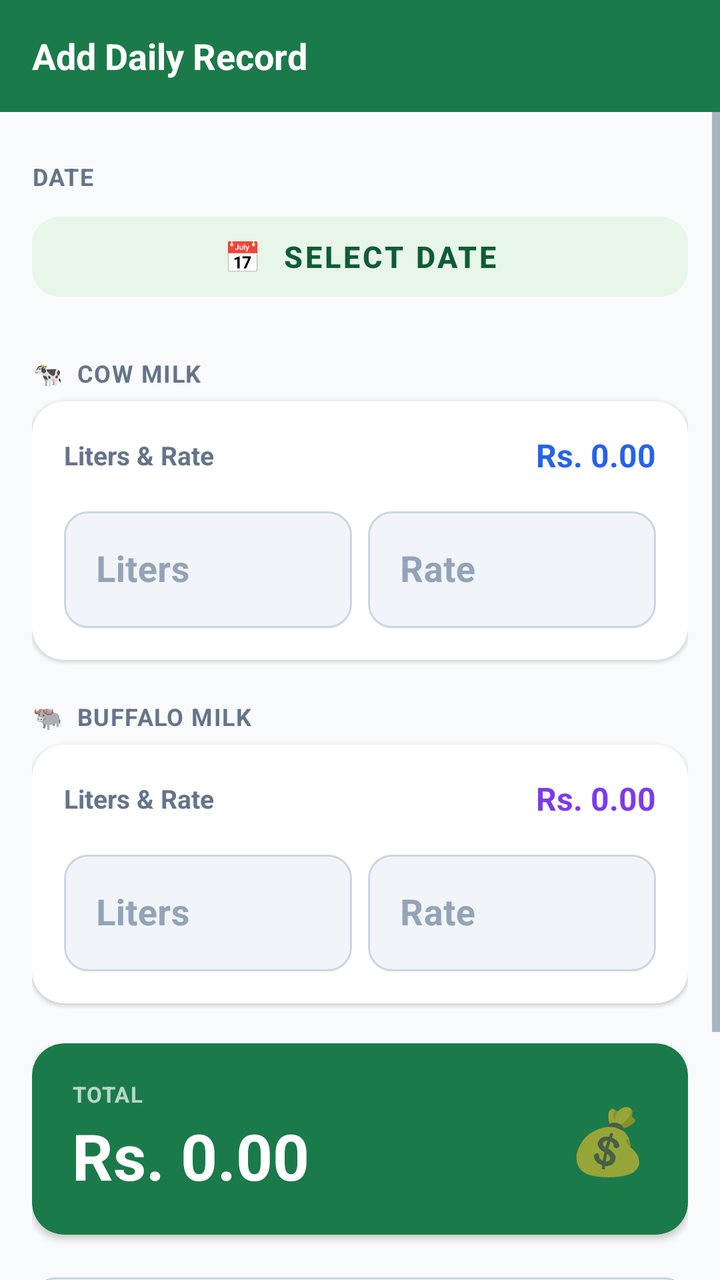
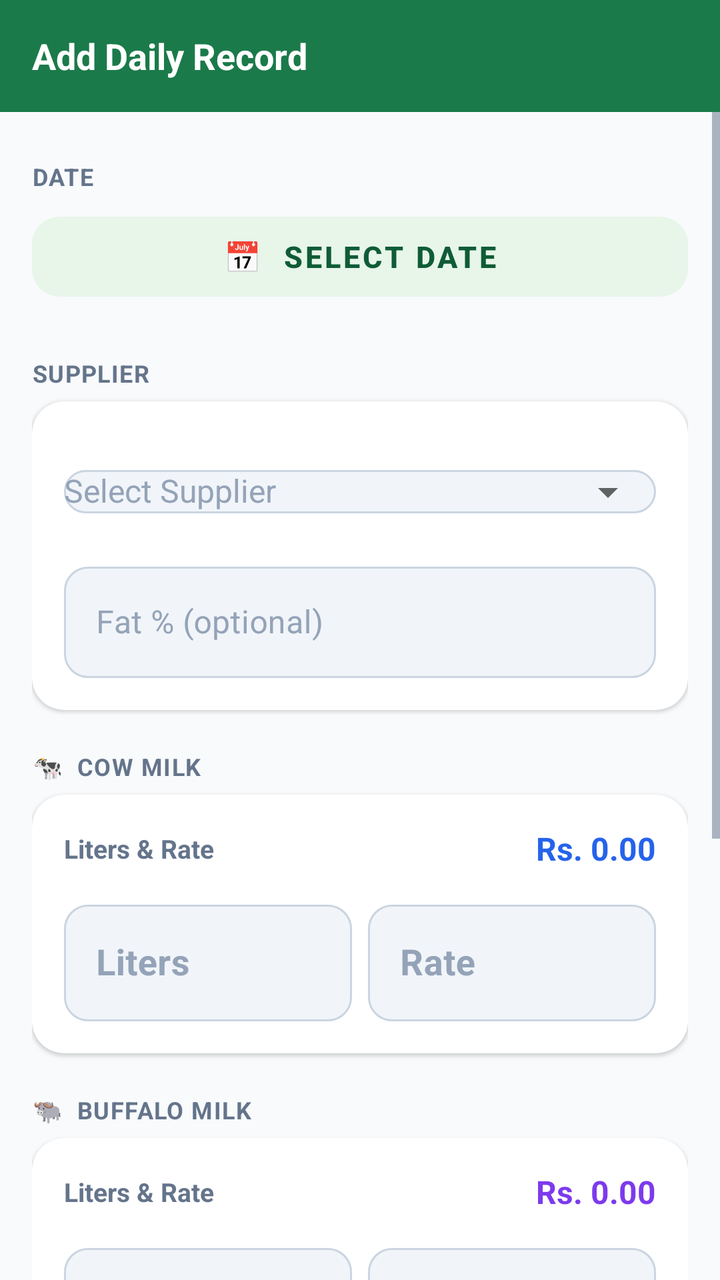

An Android layout rendered at two revisions. The XML below is the earlier revision; the diff shows what the commit changed to produce the second picture.
<!-- AndroidManifest.xml: application theme Theme.MilkDiary -->
<!-- res/layout/activity_add_record.xml -->
<?xml version="1.0" encoding="utf-8"?>
<LinearLayout xmlns:android="http://schemas.android.com/apk/res/android"
    xmlns:app="http://schemas.android.com/apk/res-auto"
    android:layout_width="match_parent"
    android:layout_height="match_parent"
    android:orientation="vertical"
    android:background="@color/background">

    <com.google.android.material.appbar.MaterialToolbar
        android:id="@+id/toolbar"
        style="@style/ToolbarStyle"
        app:title="@string/add_record" />

    <ScrollView
        android:layout_width="match_parent"
        android:layout_height="match_parent"
        android:fillViewport="true">

        <LinearLayout
            android:layout_width="match_parent"
            android:layout_height="wrap_content"
            android:orientation="vertical"
            android:paddingStart="16dp"
            android:paddingEnd="16dp"
            android:paddingTop="20dp"
            android:paddingBottom="32dp">

            
            <TextView
                android:layout_width="match_parent"
                android:layout_height="wrap_content"
                android:text="DATE"
                style="@style/SectionLabel" />

            <Button
                android:id="@+id/btnDate"
                android:layout_width="match_parent"
                android:layout_height="52dp"
                android:layout_marginBottom="20dp"
                android:text="📅  Select Date"
                android:backgroundTint="@color/primary_light"
                android:textColor="@color/primary_dark"
                android:textStyle="bold"
                android:textSize="15sp"
                app:cornerRadius="14dp"
                android:stateListAnimator="@null" />

            
            <TextView
                android:layout_width="match_parent"
                android:layout_height="wrap_content"
                android:text="🐄  COW MILK"
                style="@style/SectionLabel" />

            <androidx.cardview.widget.CardView
                android:layout_width="match_parent"
                android:layout_height="wrap_content"
                android:layout_marginBottom="16dp"
                app:cardCornerRadius="16dp"
                app:cardElevation="1dp"
                app:cardBackgroundColor="@color/card_bg">
                <LinearLayout
                    android:layout_width="match_parent"
                    android:layout_height="wrap_content"
                    android:orientation="vertical"
                    android:padding="16dp">

                    <LinearLayout
                        android:layout_width="match_parent"
                        android:layout_height="wrap_content"
                        android:orientation="horizontal"
                        android:gravity="center_vertical"
                        android:paddingBottom="12dp">
                        <TextView
                            android:layout_width="0dp"
                            android:layout_height="wrap_content"
                            android:layout_weight="1"
                            android:text="Liters &amp; Rate"
                            android:textSize="13sp"
                            android:textColor="@color/text_secondary"
                            android:textStyle="bold" />
                        <TextView
                            android:id="@+id/tvCowAmount"
                            android:layout_width="wrap_content"
                            android:layout_height="wrap_content"
                            android:text="Rs. 0.00"
                            android:textSize="16sp"
                            android:textStyle="bold"
                            android:textColor="@color/cow_color" />
                    </LinearLayout>

                    <LinearLayout
                        android:layout_width="match_parent"
                        android:layout_height="wrap_content"
                        android:orientation="horizontal">

                        <com.google.android.material.textfield.TextInputLayout
                            android:layout_width="0dp"
                            android:layout_height="wrap_content"
                            android:layout_weight="1"
                            android:layout_marginEnd="8dp"
                            android:hint="Liters"
                            style="@style/InputField">
                            <com.google.android.material.textfield.TextInputEditText
                                android:id="@+id/etCowLiters"
                                android:layout_width="match_parent"
                                android:layout_height="wrap_content"
                                android:inputType="numberDecimal"
                                android:textSize="18sp"
                                android:textStyle="bold"
                                android:selectAllOnFocus="true"
                                android:imeOptions="actionNext" />
                        </com.google.android.material.textfield.TextInputLayout>

                        <com.google.android.material.textfield.TextInputLayout
                            android:layout_width="0dp"
                            android:layout_height="wrap_content"
                            android:layout_weight="1"
                            android:hint="Rate"
                            style="@style/InputField">
                            <com.google.android.material.textfield.TextInputEditText
                                android:id="@+id/etCowRate"
                                android:layout_width="match_parent"
                                android:layout_height="wrap_content"
                                android:inputType="numberDecimal"
                                android:textSize="18sp"
                                android:textStyle="bold"
                                android:selectAllOnFocus="true"
                                android:imeOptions="actionNext" />
                        </com.google.android.material.textfield.TextInputLayout>
                    </LinearLayout>
                </LinearLayout>
            </androidx.cardview.widget.CardView>

            
            <TextView
                android:layout_width="match_parent"
                android:layout_height="wrap_content"
                android:text="🐃  BUFFALO MILK"
                style="@style/SectionLabel" />

            <androidx.cardview.widget.CardView
                android:layout_width="match_parent"
                android:layout_height="wrap_content"
                android:layout_marginBottom="20dp"
                app:cardCornerRadius="16dp"
                app:cardElevation="1dp"
                app:cardBackgroundColor="@color/card_bg">
                <LinearLayout
                    android:layout_width="match_parent"
                    android:layout_height="wrap_content"
                    android:orientation="vertical"
                    android:padding="16dp">

                    <LinearLayout
                        android:layout_width="match_parent"
                        android:layout_height="wrap_content"
                        android:orientation="horizontal"
                        android:gravity="center_vertical"
                        android:paddingBottom="12dp">
                        <TextView
                            android:layout_width="0dp"
                            android:layout_height="wrap_content"
                            android:layout_weight="1"
                            android:text="Liters &amp; Rate"
                            android:textSize="13sp"
                            android:textColor="@color/text_secondary"
                            android:textStyle="bold" />
                        <TextView
                            android:id="@+id/tvBufAmount"
                            android:layout_width="wrap_content"
                            android:layout_height="wrap_content"
                            android:text="Rs. 0.00"
                            android:textSize="16sp"
                            android:textStyle="bold"
                            android:textColor="@color/buffalo_color" />
                    </LinearLayout>

                    <LinearLayout
                        android:layout_width="match_parent"
                        android:layout_height="wrap_content"
                        android:orientation="horizontal">

                        <com.google.android.material.textfield.TextInputLayout
                            android:layout_width="0dp"
                            android:layout_height="wrap_content"
                            android:layout_weight="1"
                            android:layout_marginEnd="8dp"
                            android:hint="Liters"
                            style="@style/InputField">
                            <com.google.android.material.textfield.TextInputEditText
                                android:id="@+id/etBufLiters"
                                android:layout_width="match_parent"
                                android:layout_height="wrap_content"
                                android:inputType="numberDecimal"
                                android:textSize="18sp"
                                android:textStyle="bold"
                                android:selectAllOnFocus="true"
                                android:imeOptions="actionNext" />
                        </com.google.android.material.textfield.TextInputLayout>

                        <com.google.android.material.textfield.TextInputLayout
                            android:layout_width="0dp"
                            android:layout_height="wrap_content"
                            android:layout_weight="1"
                            android:hint="Rate"
                            style="@style/InputField">
                            <com.google.android.material.textfield.TextInputEditText
                                android:id="@+id/etBufRate"
                                android:layout_width="match_parent"
                                android:layout_height="wrap_content"
                                android:inputType="numberDecimal"
                                android:textSize="18sp"
                                android:textStyle="bold"
                                android:selectAllOnFocus="true"
                                android:imeOptions="actionNext" />
                        </com.google.android.material.textfield.TextInputLayout>
                    </LinearLayout>
                </LinearLayout>
            </androidx.cardview.widget.CardView>

            
            <androidx.cardview.widget.CardView
                android:layout_width="match_parent"
                android:layout_height="wrap_content"
                android:layout_marginBottom="16dp"
                app:cardCornerRadius="16dp"
                app:cardElevation="2dp"
                app:cardBackgroundColor="@color/primary">
                <LinearLayout
                    android:layout_width="match_parent"
                    android:layout_height="wrap_content"
                    android:orientation="horizontal"
                    android:paddingStart="20dp"
                    android:paddingEnd="20dp"
                    android:paddingTop="18dp"
                    android:paddingBottom="18dp"
                    android:gravity="center_vertical">
                    <LinearLayout
                        android:layout_width="0dp"
                        android:layout_height="wrap_content"
                        android:layout_weight="1"
                        android:orientation="vertical">
                        <TextView
                            android:layout_width="wrap_content"
                            android:layout_height="wrap_content"
                            android:text="TOTAL"
                            android:textColor="#B0FFFFFF"
                            android:textSize="11sp"
                            android:textStyle="bold"
                            android:letterSpacing="0.04"
                            android:paddingBottom="2dp" />
                        <TextView
                            android:id="@+id/tvGrandTotal"
                            android:layout_width="wrap_content"
                            android:layout_height="wrap_content"
                            android:text="Rs. 0.00"
                            android:textColor="#FFFFFF"
                            android:textSize="32sp"
                            android:textStyle="bold" />
                    </LinearLayout>
                    <TextView
                        android:layout_width="wrap_content"
                        android:layout_height="wrap_content"
                        android:text="💰"
                        android:textSize="32sp" />
                </LinearLayout>
            </androidx.cardview.widget.CardView>

            
            <com.google.android.material.textfield.TextInputLayout
                android:layout_width="match_parent"
                android:layout_height="wrap_content"
                android:layout_marginBottom="20dp"
                android:hint="Note (optional)"
                style="@style/InputField">
                <com.google.android.material.textfield.TextInputEditText
                    android:id="@+id/etNote"
                    android:layout_width="match_parent"
                    android:layout_height="wrap_content"
                    android:inputType="textMultiLine"
                    android:maxLines="2"
                    android:textSize="14sp"
                    android:imeOptions="actionDone" />
            </com.google.android.material.textfield.TextInputLayout>

            
            <Button
                android:id="@+id/btnSave"
                style="@style/PrimaryButton"
                android:text="💾  Save Record"
                android:textSize="17sp" />

        </LinearLayout>
    </ScrollView>
</LinearLayout>
<!-- resources referenced by this layout -->
<resources>
  <color name="background">#F8FAFC</color>
  <color name="buffalo_color">#7C3AED</color>
  <color name="card_bg">#FFFFFF</color>
  <color name="cow_color">#2563EB</color>
  <color name="primary">#1B7A4A</color>
  <color name="primary_dark">#0F5C36</color>
  <color name="primary_light">#E8F5E9</color>
  <color name="text_secondary">#64748B</color>
  <string name="add_record">Add Daily Record</string>
  <style name="InputField" parent="Widget.MaterialComponents.TextInputLayout.OutlinedBox">
          <item name="boxCornerRadiusTopStart">12dp</item>
          <item name="boxCornerRadiusTopEnd">12dp</item>
          <item name="boxCornerRadiusBottomStart">12dp</item>
          <item name="boxCornerRadiusBottomEnd">12dp</item>
          <item name="boxStrokeColor">@color/input_stroke_selector</item>
          <item name="boxBackgroundColor">@color/input_bg</item>
          <item name="hintTextColor">@color/text_secondary</item>
          <item name="android:textColorHint">@color/text_hint</item>
      </style>
  <style name="PrimaryButton" parent="Widget.MaterialComponents.Button">
          <item name="android:layout_width">match_parent</item>
          <item name="android:layout_height">54dp</item>
          <item name="android:textSize">15sp</item>
          <item name="android:textStyle">bold</item>
          <item name="cornerRadius">14dp</item>
          <item name="backgroundTint">@color/primary</item>
          <item name="android:textColor">@color/text_on_primary</item>
          <item name="android:stateListAnimator">@null</item>
      </style>
  <style name="SectionLabel">
          <item name="android:layout_width">match_parent</item>
          <item name="android:layout_height">wrap_content</item>
          <item name="android:textSize">12sp</item>
          <item name="android:textColor">@color/text_secondary</item>
          <item name="android:textStyle">bold</item>
          <item name="android:letterSpacing">0.04</item>
          <item name="android:paddingBottom">6dp</item>
          <item name="android:paddingTop">4dp</item>
          <item name="android:textAllCaps">true</item>
      </style>
  <style name="ToolbarStyle" parent="Widget.MaterialComponents.Toolbar">
          <item name="android:layout_width">match_parent</item>
          <item name="android:layout_height">?attr/actionBarSize</item>
          <item name="android:background">@color/primary</item>
          <item name="titleTextColor">@color/text_on_primary</item>
          <item name="navigationIconTint">@color/text_on_primary</item>
          <item name="titleTextAppearance">@style/ToolbarTitle</item>
      </style>
  <style name="Theme.MilkDiary" parent="Theme.MaterialComponents.DayNight.NoActionBar">
          <item name="colorPrimary">@color/primary</item>
          <item name="colorPrimaryDark">@color/primary_dark</item>
          <item name="colorAccent">@color/accent</item>
          <item name="colorOnPrimary">@color/text_on_primary</item>
          <item name="android:colorBackground">@color/background</item>
          <item name="colorSurface">@color/surface</item>
          <item name="android:textColorPrimary">@color/text_primary</item>
          <item name="android:textColorSecondary">@color/text_secondary</item>
          <item name="windowActionBar">false</item>
          <item name="windowNoTitle">true</item>
          <item name="android:statusBarColor">@color/primary_dark</item>
          <item name="android:navigationBarColor">@color/background</item>
      </style>
  <color name="input_bg">#F1F5F9</color>
  <color name="text_hint">#94A3B8</color>
  <color name="text_on_primary">#FFFFFF</color>
  <style name="ToolbarTitle">
          <item name="android:textSize">18sp</item>
          <item name="android:textStyle">bold</item>
      </style>
  <color name="accent">#F59E0B</color>
  <color name="surface">#FFFFFF</color>
  <color name="text_primary">#0F172A</color>
</resources>

<!-- the commit's change to res/layout/activity_add_record.xml (unified diff, before → after) -->
@@ -44,6 +44,60 @@
                 android:textSize="15sp"
                 app:cornerRadius="14dp"
                 android:stateListAnimator="@null" />
+
+            
+            <TextView
+                android:layout_width="match_parent"
+                android:layout_height="wrap_content"
+                android:text="SUPPLIER"
+                style="@style/SectionLabel" />
+
+            <androidx.cardview.widget.CardView
+                android:layout_width="match_parent"
+                android:layout_height="wrap_content"
+                android:layout_marginBottom="16dp"
+                app:cardCornerRadius="16dp"
+                app:cardElevation="1dp"
+                app:cardBackgroundColor="@color/card_bg">
+                <LinearLayout
+                    android:layout_width="match_parent"
+                    android:layout_height="wrap_content"
+                    android:orientation="vertical"
+                    android:padding="16dp">
+
+                    <com.google.android.material.textfield.TextInputLayout
+                        android:layout_width="match_parent"
+                        android:layout_height="wrap_content"
+                        android:hint="Select Supplier"
+                        style="@style/InputField"
+                        android:layout_marginBottom="8dp"
+                        app:endIconMode="dropdown_menu">
+                        <AutoCompleteTextView
+                            android:id="@+id/etSupplier"
+                            android:layout_width="match_parent"
+                            android:layout_height="wrap_content"
+                            android:inputType="none"
+                            android:textSize="16sp"
+                            android:focusable="false"
+                            android:clickable="true" />
+                    </com.google.android.material.textfield.TextInputLayout>
+
+                    <com.google.android.material.textfield.TextInputLayout
+                        android:layout_width="match_parent"
+                        android:layout_height="wrap_content"
+                        android:hint="Fat % (optional)"
+                        style="@style/InputField">
+                        <com.google.android.material.textfield.TextInputEditText
+                            android:id="@+id/etFatPercent"
+                            android:layout_width="match_parent"
+                            android:layout_height="wrap_content"
+                            android:inputType="numberDecimal"
+                            android:textSize="16sp"
+                            android:imeOptions="actionNext" />
+                    </com.google.android.material.textfield.TextInputLayout>
+
+                </LinearLayout>
+            </androidx.cardview.widget.CardView>
 
             
             <TextView
